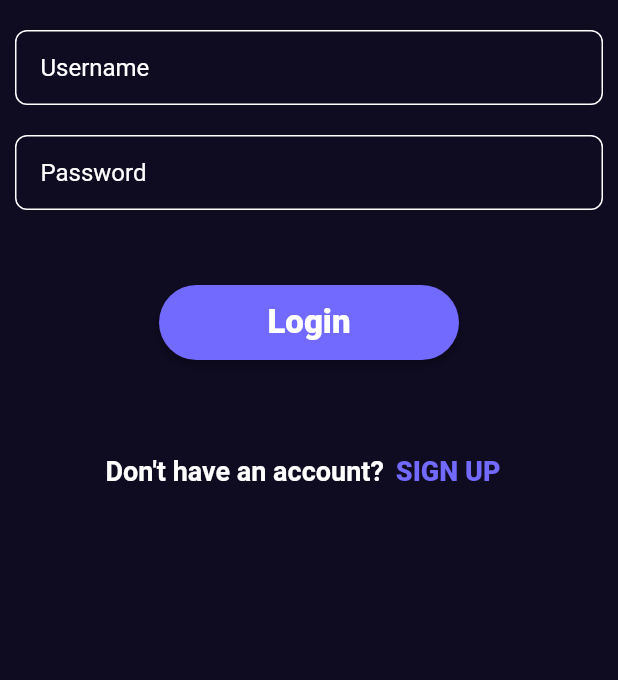
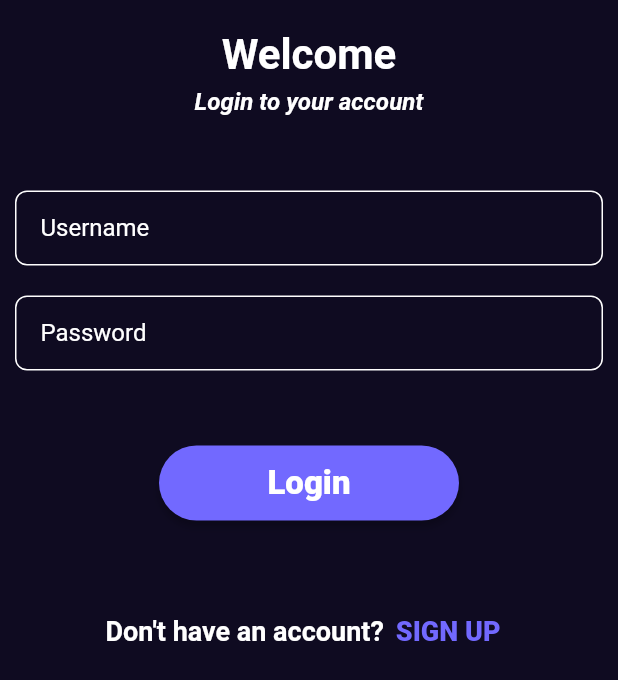
Before and after one commit to kushm121/MonTrack-App, a Flutter app: the screen it shows after launch, after a tap on "Login", on a phone screen of 412 x 824 dp. Shown: the top 680 px of the screen. Run offline on Flutter 3.47's test engine with Material 2 defaults, Android fonts, the phone set to English and light mode, and no system bars; Roboto replaces fonts that are missing (Circular).

Commit message:
modified:   lib/Login.dart 	modified:   lib/SignUp.dart

```diff
--- a/lib/Login.dart
+++ b/lib/Login.dart
@@ -55,6 +55,28 @@ class _LoginState extends State<Login> {
                   mainAxisAlignment: MainAxisAlignment.center,
                   crossAxisAlignment: CrossAxisAlignment.center,
                   children: [
+                    Text(
+                      'Welcome',
+                      style: TextStyle(
+                        color: Colors.white,
+                        fontSize: 28,
+                        fontWeight: FontWeight.w700,
+                      ),
+                    ),
+                    SizedBox(
+                      height: 5,
+                    ),
+                    Text(
+                      'Login to your account',
+                      style: TextStyle(
+                          color: Colors.white,
+                          fontSize: 16,
+                          fontWeight: FontWeight.w600,
+                          fontStyle: FontStyle.italic),
+                    ),
+                    SizedBox(
+                      height: 50,
+                    ),
                     Container(
                       padding: EdgeInsets.symmetric(horizontal: 16),
                       decoration: BoxDecoration(
```
Also changed, not shown: lib/SignUp.dart (+22 -0 lines).
